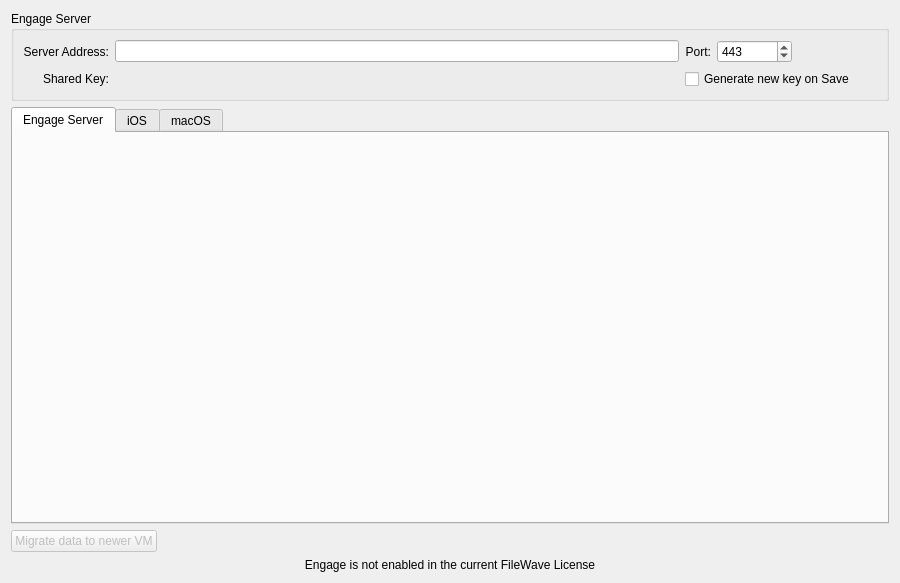
Before: the Qt Designer form FWAdminLib/Preferences/EngagePreferencesWidget.ui in fw-dev/translations, drawn with Qt 5.
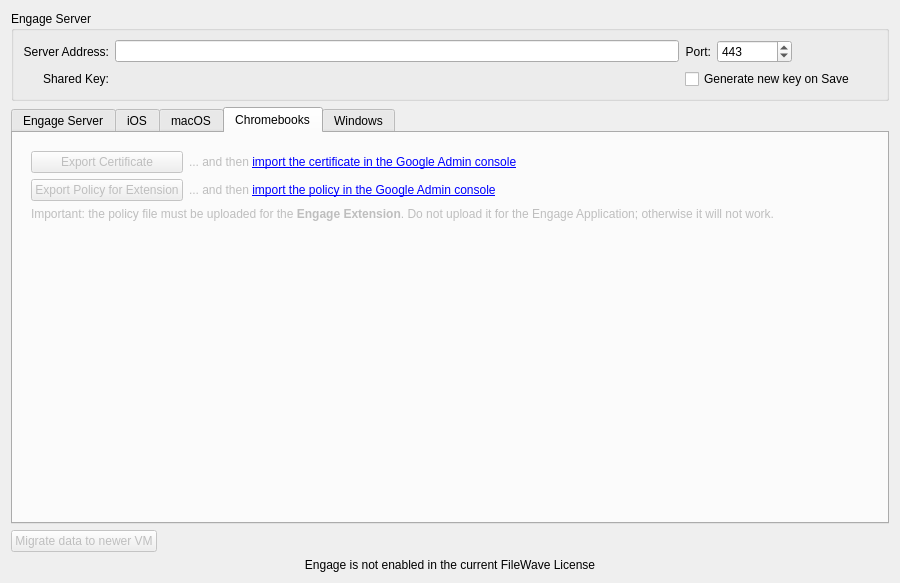
After: the same form once the commit is applied. The open tabs and pages were chosen to show the change. Custom widgets are drawn as their Qt base class.

Patch:
```diff
--- a/FWAdminLib/Preferences/EngagePreferencesWidget.ui
+++ b/FWAdminLib/Preferences/EngagePreferencesWidget.ui
@@ -152,6 +152,19 @@
        <item>
         <widget class="SSLCertificateForm" name="engageCertBox" native="true"/>
        </item>
+       <item>
+        <spacer name="verticalSpacer_2">
+         <property name="orientation">
+          <enum>Qt::Vertical</enum>
+         </property>
+         <property name="sizeHint" stdset="0">
+          <size>
+           <width>20</width>
+           <height>40</height>
+          </size>
+         </property>
+        </spacer>
+       </item>
       </layout>
      </widget>
      <widget class="QWidget" name="tabEngageIOS">
@@ -438,6 +451,110 @@
        </item>
       </layout>
      </widget>
+     <widget class="QWidget" name="tab">
+      <attribute name="title">
+       <string>Chromebooks</string>
+      </attribute>
+      <layout class="QVBoxLayout" name="verticalLayout_2">
+       <item>
+        <widget class="QWidget" name="chromebooksBox" native="true">
+         <property name="enabled">
+          <bool>false</bool>
+         </property>
+         <layout class="QGridLayout" name="gridLayout">
+          <item row="0" column="0">
+           <widget class="QPushButton" name="exportCertificateButton">
+            <property name="statusTip">
+             <string>Export the MDM Certificate in PEM format.</string>
+            </property>
+            <property name="text">
+             <string>Export Certificate</string>
+            </property>
+           </widget>
+          </item>
+          <item row="3" column="0">
+           <spacer name="verticalSpacer">
+            <property name="orientation">
+             <enum>Qt::Vertical</enum>
+            </property>
+            <property name="sizeHint" stdset="0">
+             <size>
+              <width>20</width>
+              <height>40</height>
+             </size>
+            </property>
+           </spacer>
+          </item>
+          <item row="1" column="1">
+           <widget class="QLabel" name="importPolicyLink">
+            <property name="sizePolicy">
+             <sizepolicy hsizetype="MinimumExpanding" vsizetype="Preferred">
+              <horstretch>0</horstretch>
+              <verstretch>0</verstretch>
+             </sizepolicy>
+            </property>
+            <property name="text">
+             <string>&lt;html&gt;&lt;head/&gt;&lt;body&gt;&lt;p&gt;... and then &lt;a href=&quot;https://admin.google.com/AdminHome?fral=1#ChromeAppList:&quot;&gt;&lt;span style=&quot; text-decoration: underline; color:#0000ff;&quot;&gt;import the policy in the Google Admin console&lt;/span&gt;&lt;/a&gt;&lt;/p&gt;&lt;/body&gt;&lt;/html&gt;</string>
+            </property>
+           </widget>
+          </item>
+          <item row="2" column="0" colspan="2">
+           <widget class="QLabel" name="label">
+            <property name="text">
+             <string>&lt;html&gt;&lt;head/&gt;&lt;body&gt;&lt;p&gt;Important: the policy file must be uploaded for the &lt;span style=&quot; font-weight:600;&quot;&gt;Engage Extension&lt;/span&gt;. Do not upload it for the Engage Application; otherwise it will not work.&lt;/p&gt;&lt;/body&gt;&lt;/html&gt;</string>
+            </property>
+            <property name="wordWrap">
+             <bool>true</bool>
+            </property>
+           </widget>
+          </item>
+          <item row="1" column="0">
+           <widget class="QPushButton" name="exportPolicyButton">
+            <property name="statusTip">
+             <string>Export the policy file for the Chromebooks extension.</string>
+            </property>
+            <property name="text">
+             <string>Export Policy for Extension</string>
+            </property>
+           </widget>
+          </item>
+          <item row="0" column="1">
+           <widget class="QLabel" name="importCertificateLink">
+            <property name="sizePolicy">
+             <sizepolicy hsizetype="MinimumExpanding" vsizetype="Preferred">
+              <horstretch>0</horstretch>
+              <verstretch>0</verstretch>
+             </sizepolicy>
+            </property>
+            <property name="text">
+             <string>&lt;html&gt;&lt;head/&gt;&lt;body&gt;&lt;p&gt;... and then &lt;a href=&quot;https://admin.google.com/AdminHome?fral=1#ServiceSettings/notab=1&amp;amp;service=shared%20device%20settings&amp;amp;subtab=certificate&quot;&gt;&lt;span style=&quot; text-decoration: underline; color:#0000ff;&quot;&gt;import the certificate in the Google Admin console&lt;/span&gt;&lt;/a&gt;&lt;/p&gt;&lt;/body&gt;&lt;/html&gt;</string>
+            </property>
+           </widget>
+          </item>
+         </layout>
+        </widget>
+       </item>
+      </layout>
+     </widget>
+     <widget class="QWidget" name="tab_2">
+      <attribute name="title">
+       <string>Windows</string>
+      </attribute>
+      <layout class="QHBoxLayout" name="horizontalLayout">
+       <item>
+        <widget class="QGroupBox" name="appsBlacklistBox">
+         <property name="title">
+          <string>Windows Applications Blacklist</string>
+         </property>
+         <layout class="QVBoxLayout" name="verticalLayout_3">
+          <item>
+           <widget class="EngageAppsBlacklistEditor" name="blacklistEditor" native="true"/>
+          </item>
+         </layout>
+        </widget>
+       </item>
+      </layout>
+     </widget>
     </widget>
    </item>
    <item>
@@ -497,6 +614,12 @@
    <header>FWAdminLib/Preferences/sslcertificateform.h</header>
    <container>1</container>
   </customwidget>
+  <customwidget>
+   <class>EngageAppsBlacklistEditor</class>
+   <extends>QWidget</extends>
+   <header>FWAdminLib/Preferences/EngageAppsBlacklistEditor.h</header>
+   <container>1</container>
+  </customwidget>
  </customwidgets>
  <resources/>
  <connections/>
```
